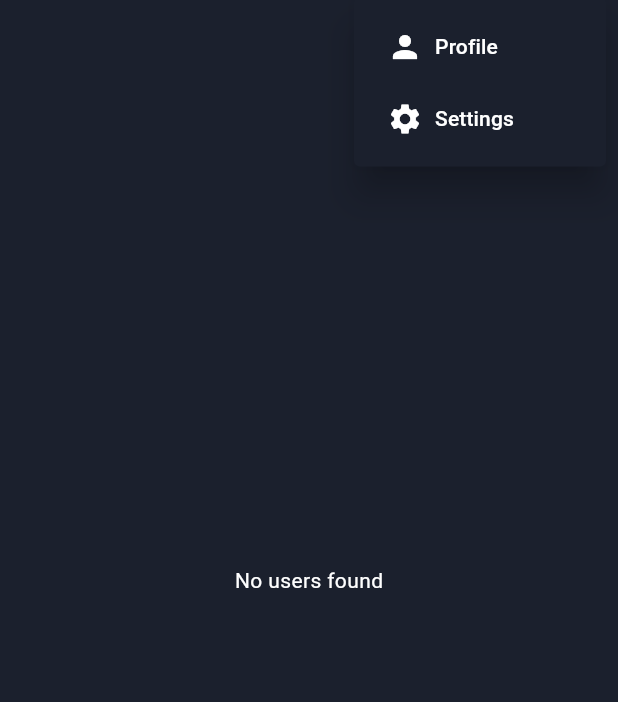
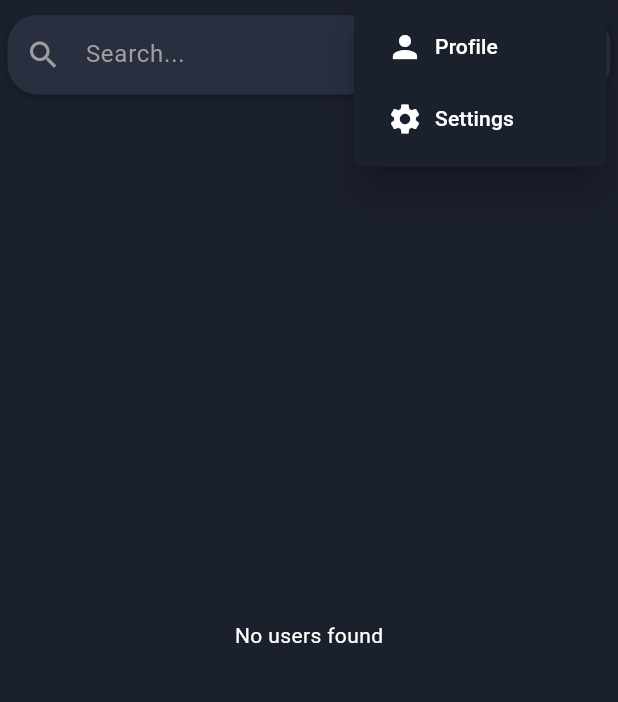
Before and after one commit to CodingWithAditya-life/ChatAppFlutter, a Flutter app: the HomeScreen screen opened directly with empty values, after a tap on the "more vert" icon, on a phone screen of 412 x 824 dp, the part 75-777 px from its top. Run offline on Flutter 3.47's test engine with Material 3 defaults, Android fonts, the phone set to English and light mode, and no system bars; our stand-ins replace cloud_firestore, firebase_auth, firebase_core, firebase_database, firebase_dynamic_links, firebase_messaging and 6 more; missing offline and left inert: googleapis, zego_uikit_prebuilt_call, zego_uikit_prebuilt_video_conference; accounts and stored records are empty; generated files the repository leaves out were written again; key blocks and very long unbroken strings in the code were emptied for the run.

```diff
--- a/lib/features/chat/widget/send_chat_widget.dart
+++ b/lib/features/chat/widget/send_chat_widget.dart
@@ -26,7 +26,6 @@ class SendChatWidget extends StatelessWidget {
           crossAxisAlignment: CrossAxisAlignment.end,
           children: [
             Text(message, style: Theme.of(context).textTheme.bodyMedium),
-            SizedBox(height: 3),
             Text(formattedTime,
                 style: TextStyle(color: Colors.grey, fontSize: 12)),
             // Display time
--- /dev/null
+++ b/lib/features/chat/widget/users_search_list_widget.dart
@@ -0,0 +1,53 @@
+import 'package:flutter/material.dart';
+
+class CustomSearchBar extends StatelessWidget {
+  final TextEditingController searchController;
+  final ValueChanged<String>? onChanged;
+
+  const CustomSearchBar(
+      {super.key, required this.searchController, this.onChanged});
+
+  @override
+  Widget build(BuildContext context) {
+    return Container(
+      height: 53,
+      margin: EdgeInsets.symmetric(horizontal: 5, vertical: 10),
+      decoration: BoxDecoration(
+        color: Color(0xFF292F3F),
+        borderRadius: BorderRadius.circular(20),
+        boxShadow: [
+          BoxShadow(
+            color: Colors.black26,
+            blurRadius: 4,
+            offset: Offset(0, 2),
+          ),
+        ],
+      ),
+      child: Center(
+        child: TextField(
+          controller: searchController,
+          onChanged: onChanged,
+          style: TextStyle(color: Colors.white),
+          cursorColor: Colors.white,
+          decoration: InputDecoration(
+            hintText: 'Search...',
+            hintStyle: TextStyle(color: Colors.grey.shade500),
+            border: InputBorder.none,
+            contentPadding: const EdgeInsets.symmetric(vertical: 15),
+            prefixIcon: Icon(
+              Icons.search,
+              color: Colors.grey.shade500,
+            ),
+            suffixIcon: IconButton(
+              onPressed: () => searchController.clear(),
+              icon: Icon(
+                Icons.close,
+                color: Colors.grey.shade500,
+              ),
+            ),
+          ),
+        ),
+      ),
+    );
+  }
+}
--- a/lib/features/home/home_screen.dart
+++ b/lib/features/home/home_screen.dart
@@ -1,3 +1,4 @@
+import 'package:chat_app/features/chat/widget/users_search_list_widget.dart';
 import 'package:chat_app/features/home/widget/home_screen_AppBar_widget.dart';
 import 'package:chat_app/providers/user_provider.dart';
 import 'package:firebase_database/firebase_database.dart';
@@ -22,6 +23,7 @@ class _HomeScreenState extends State<HomeScreen> {
   final NotificationService _notificationService = NotificationService();
   final DeviceTokenServices tokenServices = DeviceTokenServices();
   final GetServerKey serverKey = GetServerKey();
+  TextEditingController searchUsersController = TextEditingController();
 
   final DatabaseReference _userRef = FirebaseDatabase.instance.ref("user");
 
@@ -76,7 +78,14 @@ class _HomeScreenState extends State<HomeScreen> {
 
     return Scaffold(
       appBar: HomeScreenAppBar(),
-      body: Consumer<UserProvider>(
+      body: Column(
+        children: [
+          CustomSearchBar(
+            searchController: searchUsersController,
+            onChanged: (value) {},
+          ),
+          Expanded(
+            child: Consumer<UserProvider>(
               builder: (context, userProvider, child) {
                 if (userProvider.userData.isEmpty) {
                   return Center(child: Text("No users found"));
@@ -95,6 +104,9 @@ class _HomeScreenState extends State<HomeScreen> {
                 }
               },
             ),
+          ),
+        ],
+      ),
     );
   }
 }
```
Lines whose indentation alone changed are shown as unchanged.
